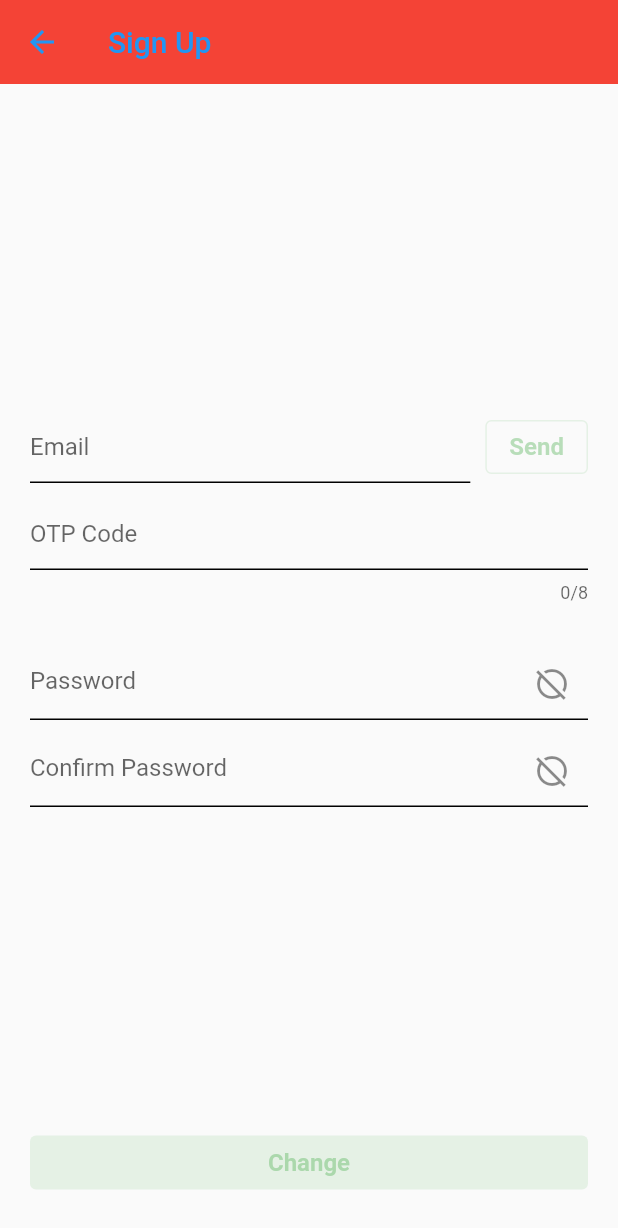
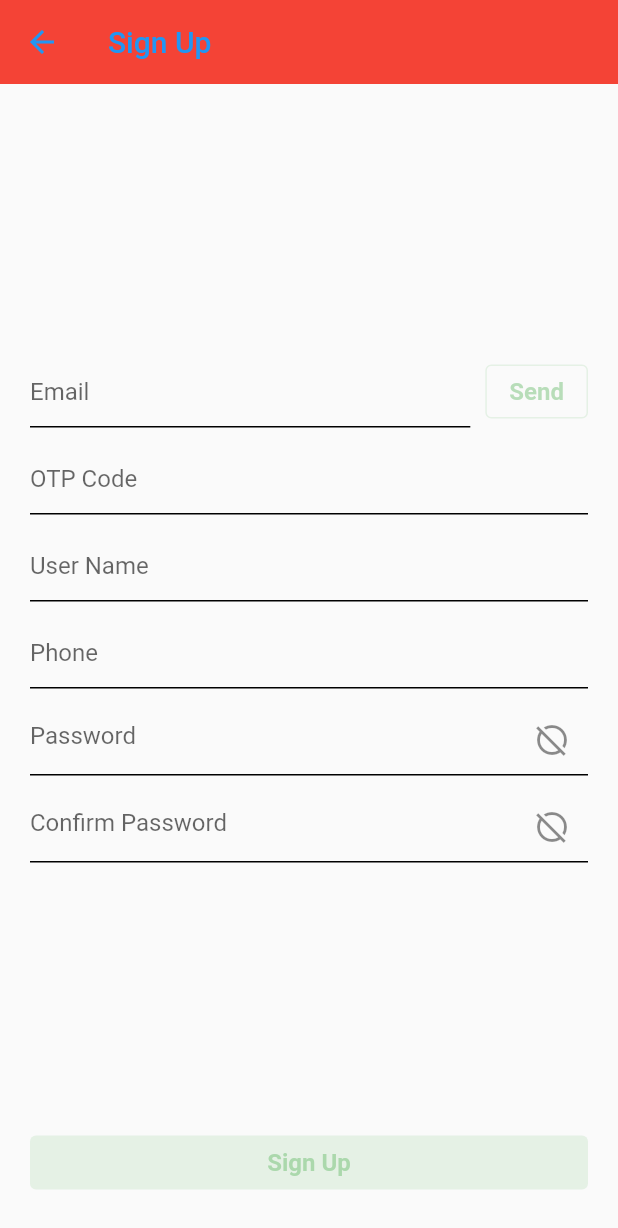
Before and after one commit to JacobHung111/Booking, a Flutter app: the RegisterPage screen opened by its route, on a phone screen of 412 x 824 dp. Shown: the top 1228 px of the screen. Run offline on Flutter 3.47's test engine with Material 2 defaults, Android fonts, the phone set to English and light mode, and no system bars; our stand-ins replace easy_splash_screen, email_validator, get, image_picker, sprintf; network calls fail.

Commit message:
update Scrolling with TextView and social login lib update

```diff
--- /dev/null
+++ b/lib/commons/widgets/scrollview.dart
@@ -0,0 +1,18 @@
+import 'package:flutter/material.dart';
+
+class SimpleScrollView extends StatelessWidget {
+  final Widget child;
+
+  const SimpleScrollView({super.key, required this.child});
+
+  @override
+  Widget build(BuildContext context) {
+    return LayoutBuilder(builder: (context, constraints) {
+      return SingleChildScrollView(
+          child: ConstrainedBox(
+              constraints: constraints.copyWith(
+                  minHeight: constraints.maxHeight, maxHeight: double.infinity),
+              child: child));
+    });
+  }
+}
--- a/lib/commons/widgets/textbox.dart
+++ b/lib/commons/widgets/textbox.dart
@@ -33,6 +33,7 @@ class TextBox extends StatelessWidget {
         obscureText: _isHidden.value,
         keyboardType: inputType,
         decoration: InputDecoration(
+          counterText: '',
           hintText: hintText,
           focusedBorder: const UnderlineInputBorder(),
           enabledBorder: const UnderlineInputBorder(),
--- a/lib/controllers/user/register_controller.dart
+++ b/lib/controllers/user/register_controller.dart
@@ -7,6 +7,8 @@ import '../common/loading_controller.dart';
 class RegisterController extends GetxController {
   var email = "".obs;
   var otp = "".obs;
+  var userName = "".obs;
+  var phoneNum = "".obs;
   var password = "".obs;
   var confirmPassword = "".obs;
   var counter = 120.obs;
--- a/lib/views/pages/order/order_create_page.dart
+++ b/lib/views/pages/order/order_create_page.dart
@@ -8,8 +8,6 @@ class OrderCreatePage extends GetView<OrderCreateController> {
 
   @override
   Widget build(BuildContext context) {
-    return Scaffold(
-        appBar: AppBar(),
-        body: ListView.builder(itemBuilder: (context, index) {}));
+    return Scaffold(appBar: AppBar(), body: ListView());
   }
 }
--- a/lib/views/pages/user/forget_password_page.dart
+++ b/lib/views/pages/user/forget_password_page.dart
@@ -44,12 +44,13 @@ class ForgetPasswordPage extends GetView<ForgetPasswordController> {
                                 : null))
                       ],
                     ),
-                    const SizedBox(height: 10),
+                    const SizedBox(height: 20),
                     TextBox(
                         limit: 8,
                         hintText: 'OTP Code',
                         inputType: TextInputType.number,
                         onChanged: controller.otp),
+                    const SizedBox(height: 20),
                     TextBox(
                         hintText: 'New Password',
                         inputType: TextInputType.visiblePassword,
--- a/lib/views/pages/user/register_page.dart
+++ b/lib/views/pages/user/register_page.dart
@@ -1,3 +1,4 @@
+import 'package:booking/commons/widgets/scrollview.dart';
 import 'package:booking/controllers/user/register_controller.dart';
 import 'package:booking/commons/widgets/simplebutton.dart';
 import 'package:flutter/material.dart';
@@ -22,6 +23,7 @@ class RegisterPage extends GetView<RegisterController> {
             crossAxisAlignment: CrossAxisAlignment.stretch,
             children: [
               Expanded(
+                child: SimpleScrollView(
                     child: Column(
                         mainAxisAlignment: MainAxisAlignment.center,
                         children: [
@@ -38,7 +40,8 @@ class RegisterPage extends GetView<RegisterController> {
                               style: SimpleButtonStyle.cancel,
                               title: controller.counter.value == 120
                                   ? "Send"
-                                : sprintf("%03is", [controller.counter.value]),
+                                  : sprintf(
+                                      "%03is", [controller.counter.value]),
                               onClick: controller.isOtpCanSend()
                                   ? controller.otpOnClicked
                                   : null))
@@ -50,7 +53,19 @@ class RegisterPage extends GetView<RegisterController> {
                           hintText: 'OTP Code',
                           inputType: TextInputType.number,
                           onChanged: controller.otp),
-                    const SizedBox(height: 30),
+                      const SizedBox(height: 10),
+                      TextBox(
+                        hintText: 'User Name',
+                        inputType: TextInputType.text,
+                        onChanged: controller.userName,
+                      ),
+                      const SizedBox(height: 10),
+                      TextBox(
+                        hintText: 'Phone',
+                        inputType: TextInputType.phone,
+                        onChanged: controller.phoneNum,
+                      ),
+                      const SizedBox(height: 10),
                       TextBox(
                           hintText: 'Password',
                           inputType: TextInputType.visiblePassword,
@@ -63,10 +78,11 @@ class RegisterPage extends GetView<RegisterController> {
                           hideButton: true,
                           onChanged: controller.password)
                     ])),
+              ),
               Padding(
                   padding: const EdgeInsets.only(bottom: 20),
                   child: Obx(() => SimpleButton(
-                      title: "Change",
+                      title: "Sign Up",
                       onClick: controller.isValidate()
                           ? controller.signUpOnClicked
                           : null)))
--- a/pubspec.yaml
+++ b/pubspec.yaml
@@ -16,6 +16,9 @@ dependencies:
   easy_splash_screen: "1.0.4"
   sprintf: "7.0.0"
   email_validator: "2.1.17"
+  sign_in_with_apple: "5.0.0"
+  flutter_facebook_auth: "6.0.2"
+  google_sign_in: "6.1.5"
   flutter:
     sdk: flutter
 
```
Also changed, not shown: lib/commons/navigation/nav_route.dart (+6 -2 lines), lib/views/pages/commons/loading_page.dart (+10 -7 lines), lib/views/pages/order/order_create_list_item.dart (deleted, +0 -17 lines), pubspec.lock, 4 other files. Lines whose indentation alone changed are shown as unchanged.
